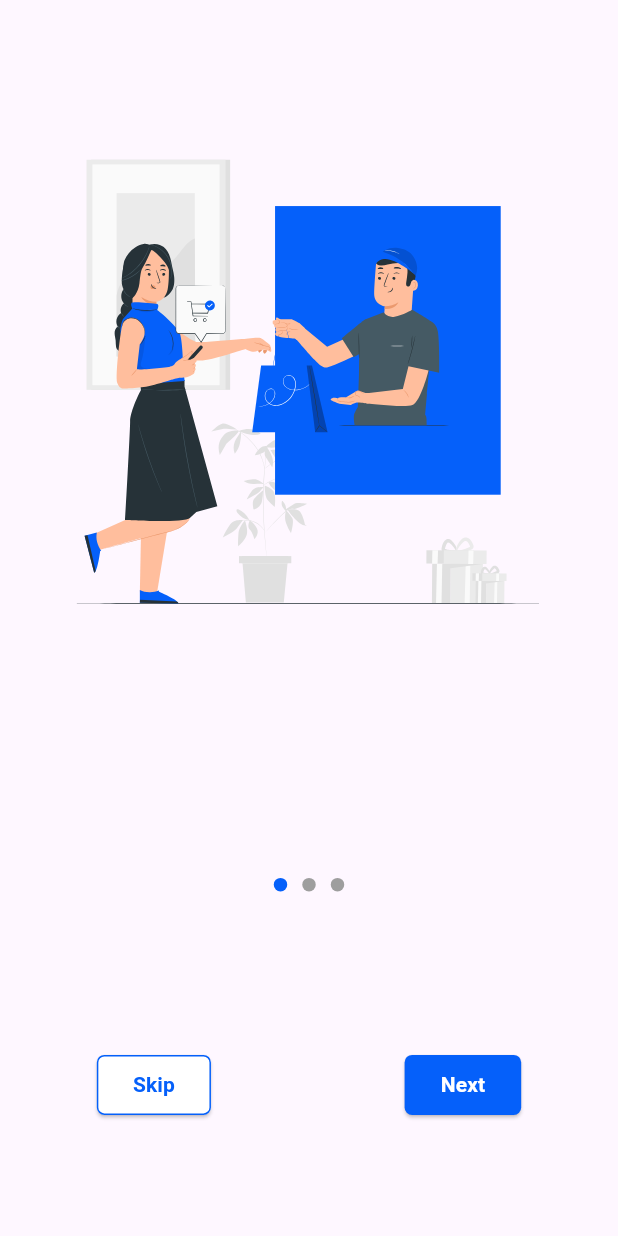
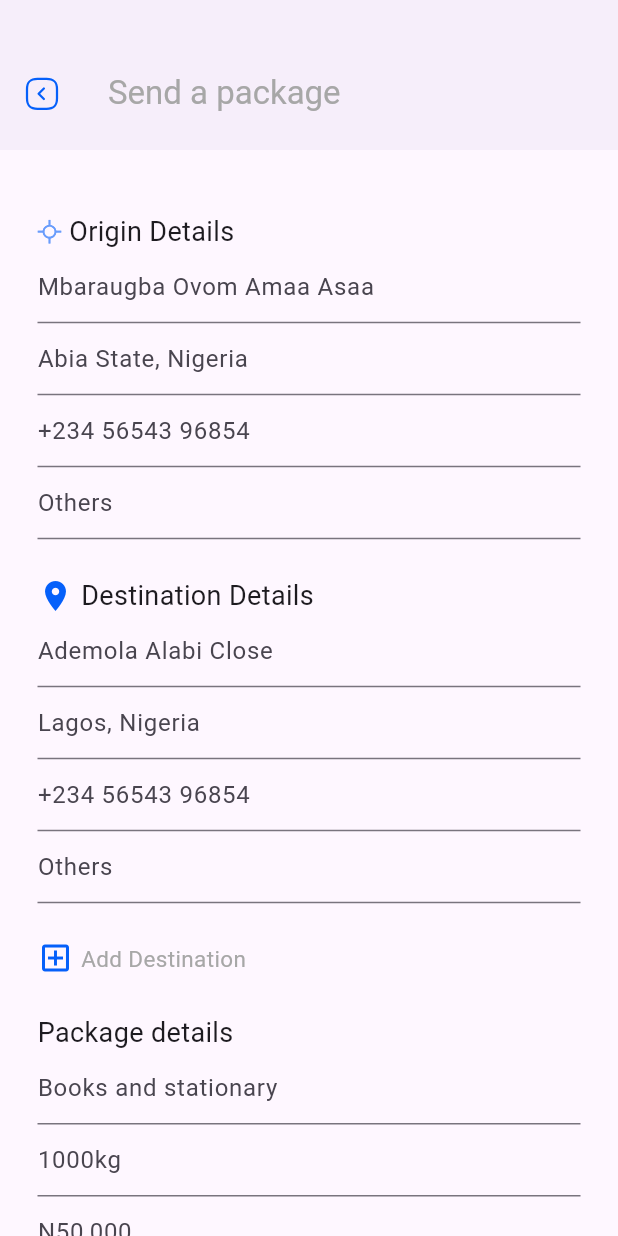
Before and after one commit to NurikD/redi_express, a Flutter app: the screen it shows after launch, on a phone screen of 412 x 824 dp. Run offline on Flutter 3.47's test engine with Material 3 defaults, Android fonts, the phone set to English and light mode, and no system bars; drawn by our look-alikes of dots_indicator; our stand-ins replace carousel_slider, flutter_svg, google_fonts, pinput.

Commit message:
version 01.03.201

```diff
--- a/lib/main.dart
+++ b/lib/main.dart
@@ -1,6 +1,7 @@
 import 'package:flutter/material.dart';
 import 'package:redi_express/auth/otp_verification.dart';
 import 'package:redi_express/auth/sign_up.dart';
+import 'package:redi_express/track_section/send-package-1.dart';
 import 'package:redi_express/welcome/first_screen.dart';
 import 'package:redi_express/welcome/second_screen.dart';
 import 'package:redi_express/welcome/splash.dart';
@@ -9,7 +10,7 @@ import 'package:redi_express/auth/log_in.dart';
 import 'package:redi_express/auth/forgot_password.dart';
 import 'package:redi_express/auth/new_password.dart';
 import 'package:redi_express/main_app/home.dart';
-
+import 'package:redi_express/main_app/notification.dart';
 
 void main() {
   runApp(const MyApp());
@@ -22,7 +23,7 @@ class MyApp extends StatelessWidget {
   Widget build(BuildContext context) {
     return MaterialApp(
       debugShowCheckedModeBanner: false,
-      home: const SplashScreen(),
+      home: const packageForm(),
       routes: {
         '/splash': (context) => const SplashScreen(),
         '/firstScreen': (context) => const FirstScreen(),
@@ -34,6 +35,8 @@ class MyApp extends StatelessWidget {
         '/emailVerification': (context) => const EmailVerification(),
         '/newPass': (context) => const NewPass(),
         '/home': (context) => const mainHome(),
+        '/notification': (context) => const notificationPage(),
+        '/packageForm': (context) => const packageForm()
       },
     );
   }
--- a/lib/main_app/home.dart
+++ b/lib/main_app/home.dart
@@ -185,7 +185,9 @@ class _mainHomeState extends State<mainHome> {
                     right: 10.0,
                     top: 20,
                     child: IconButton(
-                      onPressed: () {},
+                      onPressed: () {
+                        Navigator.pushNamed(context, '/notification');
+                      },
                       icon: const Icon(
                         Icons.notifications_none,
                         color: Colors.white,
@@ -247,7 +249,7 @@ class _mainHomeState extends State<mainHome> {
             Text(
               'What would you like to do',
               style: GoogleFonts.roboto(
-                  color: Color(0xff0560FA),
+                  color: const Color(0xff0560FA),
                   fontWeight: FontWeight.bold,
                   fontSize: 15),
             ),
@@ -272,7 +274,7 @@ class _mainHomeState extends State<mainHome> {
                           width: MediaQuery.of(context).size.width / 2 - 16,
                           margin: const EdgeInsets.symmetric(
                               horizontal: 5.0, vertical: 5.0),
-                          padding: EdgeInsets.all(15.0),
+                          padding: const EdgeInsets.all(15.0),
                           height: MediaQuery.of(context).size.height,
                           decoration: BoxDecoration(
                             boxShadow: [
@@ -280,7 +282,7 @@ class _mainHomeState extends State<mainHome> {
                                 color: Colors.grey.withOpacity(0.5),
                                 spreadRadius: 1,
                                 blurRadius: 3,
-                                offset: Offset(0, 3),
+                                offset: const Offset(0, 3),
                               ),
                             ],
                             borderRadius: BorderRadius.circular(10.0),
@@ -293,7 +295,6 @@ class _mainHomeState extends State<mainHome> {
                               Padding(
                                 padding: const EdgeInsets.fromLTRB(
                                     8.0, 12.0, 0.0, 5.0),
-                                // Добавление отступа слева
                                 child: SvgPicture.asset(
                                   currentItem1.imagePath_1,
                                   width: 40.0,
@@ -330,7 +331,7 @@ class _mainHomeState extends State<mainHome> {
                           width: MediaQuery.of(context).size.width / 2 - 16,
                           margin: const EdgeInsets.symmetric(
                               horizontal: 5.0, vertical: 5.0),
-                          padding: EdgeInsets.all(15.0),
+                          padding: const EdgeInsets.all(15.0),
                           height: MediaQuery.of(context).size.height,
                           decoration: BoxDecoration(
                             boxShadow: [
@@ -338,7 +339,7 @@ class _mainHomeState extends State<mainHome> {
                                 color: Colors.grey.withOpacity(0.5),
                                 spreadRadius: 1,
                                 blurRadius: 3,
-                                offset: Offset(0, 3),
+                                offset: const Offset(0, 3),
                               ),
                             ],
                             borderRadius: BorderRadius.circular(10.0),
--- /dev/null
+++ b/lib/main_app/notification.dart
@@ -0,0 +1,63 @@
+import 'package:flutter/material.dart';
+import 'package:flutter_svg/flutter_svg.dart';
+
+class notificationPage extends StatefulWidget {
+  const notificationPage({super.key});
+
+  @override
+  State<notificationPage> createState() => _notificationPageState();
+}
+
+class _notificationPageState extends State<notificationPage> {
+  @override
+  Widget build(BuildContext context) {
+    return Scaffold(
+      body: Column(
+        children: [
+          Container(
+            decoration: BoxDecoration(
+              boxShadow: [
+                BoxShadow(
+                  color: Colors.grey.withOpacity(0.2),
+                  spreadRadius: 5,
+                  blurRadius: 7,
+                  offset: const Offset(0, 3),
+                ),
+              ],
+            ),
+            child: AppBar(
+                toolbarHeight: 100,
+                leading: Padding(
+                  padding: const EdgeInsets.only(top: 25.0),
+                  child: IconButton(
+                    icon:
+                        SvgPicture.asset('assets/icons/arrow-square-left.svg'),
+                    onPressed: () {
+                      Navigator.pushNamed(context, '/home');
+                    },
+                  ),
+                ),
+                title: const Padding(
+                  padding: EdgeInsets.only(top: 25.0),
+                  child: Text(
+                    'Notification',
+                    style: TextStyle(
+                      color: Color(0xffA7A7A7),
+                    ),
+                  ),
+                )),
+          ),
+          SizedBox(
+            height: MediaQuery.of(context).size.height * 0.1,
+          ),
+          const Icon(Icons.notifications_none, color: Color(0xffA7A7A7),size: 100.0 ,),
+          const Text('You have no notification', style: TextStyle(
+            color: Color(0xff3A3A3A),
+            fontSize: 16,
+            fontWeight: FontWeight.w600
+          ),)
+        ],
+      ),
+    );
+  }
+}
--- /dev/null
+++ b/lib/track_section/send-package-1.dart
@@ -0,0 +1,260 @@
+import 'package:flutter/material.dart';
+import 'package:flutter_svg/flutter_svg.dart';
+import 'package:google_fonts/google_fonts.dart';
+
+class packageForm extends StatefulWidget {
+  const packageForm({Key? key}) : super(key: key);
+
+  @override
+  State<packageForm> createState() => _packageFormState();
+}
+
+class _packageFormState extends State<packageForm> {
+  @override
+  Widget build(BuildContext context) {
+    return Scaffold(
+      appBar: AppBar(
+        toolbarHeight: 100,
+        leading: Padding(
+          padding: const EdgeInsets.only(top: 25.0),
+          child: IconButton(
+            icon: SvgPicture.asset('assets/icons/arrow-square-left.svg'),
+            onPressed: () {
+              Navigator.pushNamed(context, '/home');
+            },
+          ),
+        ),
+        title: const Padding(
+          padding: EdgeInsets.only(top: 25.0),
+          child: Text(
+            'Send a package',
+            style: TextStyle(
+              color: Color(0xffA7A7A7),
+            ),
+          ),
+        ),
+        elevation: 1,
+      ),
+      body: ListView(
+        children: [
+          Form(
+            child: Padding(
+              padding: EdgeInsets.all(25.0),
+              child: Column(
+                children: [
+                  SizedBox(
+                    height: MediaQuery.of(context).size.height * 0.02,
+                  ),
+                  Row(
+                    children: [
+                      SvgPicture.asset('assets/icons/origin.svg'),
+                      Padding(padding: EdgeInsets.only(right: 5.0)),
+                      Text(
+                        'Origin Details',
+                        style: GoogleFonts.roboto(
+                          fontSize: 18,
+                        ),
+                      ),
+                    ],
+                  ),
+                  TextFormField(
+                    decoration: const InputDecoration(
+                      hintText: 'Mbaraugba Ovom Amaa Asaa',
+                    ),
+                  ),
+                  TextFormField(
+                    decoration: const InputDecoration(
+                      hintText: 'Abia State, Nigeria',
+                    ),
+                  ),
+                  TextFormField(
+                    decoration: const InputDecoration(
+                      hintText: '+234 56543 96854',
+                    ),
+                    keyboardType: TextInputType.number,
+                  ),
+                  TextFormField(
+                    decoration: const InputDecoration(
+                      hintText: 'Others',
+                    ),
+                  ),
+                  SizedBox(
+                    height: MediaQuery.of(context).size.height * 0.03,
+                  ),
+                  Row(
+                    children: [
+                      Icon(
+                        Icons.location_on,
+                        color: Color(0xff0560FA),
+                      ),
+                      Padding(padding: EdgeInsets.only(right: 5.0)),
+                      Text(
+                        'Destination Details',
+                        style: GoogleFonts.roboto(
+                          fontSize: 18,
+                        ),
+                      ),
+                    ],
+                  ),
+                  TextFormField(
+                    decoration: const InputDecoration(
+                      hintText: 'Ademola Alabi Close',
+                    ),
+                  ),
+                  TextFormField(
+                    decoration: const InputDecoration(
+                      hintText: 'Lagos, Nigeria',
+                    ),
+                  ),
+                  TextFormField(
+                    decoration: const InputDecoration(
+                      hintText: '+234 56543 96854',
+                    ),
+                    keyboardType: TextInputType.number,
+                  ),
+                  TextFormField(
+                    decoration: const InputDecoration(
+                      hintText: 'Others',
+                    ),
+                  ),
+                  SizedBox(
+                    height: MediaQuery.of(context).size.height * 0.03,
+                  ),
+                  Row(
+                    children: [
+                      Icon(
+                        Icons.add_box_outlined,
+                        color: Color(0xff0560FA),
+                      ),
+                      Padding(padding: EdgeInsets.only(right: 5.0)),
+                      Text(
+                        'Add Destination',
+                        style: GoogleFonts.roboto(
+                          color: Color(0xffA7A7A7),
+                          fontSize: 15,
+                        ),
+                      ),
+                    ],
+                  ),
+                  SizedBox(
+                    height: MediaQuery.of(context).size.height * 0.03,
+                  ),
+                  Row(
+                    children: [
+                      Text(
+                        'Package details',
+                        style: GoogleFonts.roboto(
+                          fontSize: 18,
+                        ),
+                      ),
+                    ],
+                  ),
+                  TextFormField(
+                    decoration: const InputDecoration(
+                      hintText: 'Books and stationary',
+                    ),
+                  ),
+                  TextFormField(
+                    decoration: const InputDecoration(
+                      hintText: '1000kg',
+                    ),
+                  ),
+                  TextFormField(
+                    decoration: const InputDecoration(
+                      hintText: 'N50,000',
+                    ),
+                  ),
+                  SizedBox(
+                    height: MediaQuery.of(context).size.height * 0.03,
+                  ),
+                  Row(
+                    children: [
+                      Text(
+                        'Select delivery type',
+                        style: GoogleFonts.roboto(
+                          fontSize: 18,
+                        ),
+                      ),
+                    ],
+                  ),
+                  Row(
+                    children: [
+                      Expanded(
+                        child: Container(
+                          width: MediaQuery.of(context).size.width / 2 - 16,
+                          margin: const EdgeInsets.symmetric(
+                              horizontal: 5.0, vertical: 5.0),
+                          padding: const EdgeInsets.all(15.0),
+                          height: 125.0,
+                          decoration: BoxDecoration(
+                            color: Color(0xff0560FA),
+                            borderRadius: BorderRadius.circular(10.0),
+                          ),
+                          child: Column(
+                            mainAxisAlignment: MainAxisAlignment.center,
+                            crossAxisAlignment: CrossAxisAlignment.center,
+                            children: [
+                              Icon(
+                                Icons.access_time_outlined,
+                                color: Colors.white,
+                                size: 44,
+                              ),
+                              Padding(padding: EdgeInsets.only(top: 8.0)),
+                              Text(
+                                'Instant delivery',
+                                style: GoogleFonts.roboto(
+                                    color: Colors.white, fontSize: 18),
+                              )
+                            ],
+                          ),
+                        ),
+                      ),
+                      Expanded(
+                        child: Container(
+                          width: MediaQuery.of(context).size.width / 2 - 16,
+                          margin: const EdgeInsets.symmetric(
+                              horizontal: 5.0, vertical: 5.0),
+                          padding: const EdgeInsets.all(15.0),
+                          height: 125.0,
+                          decoration: BoxDecoration(
+                            boxShadow: [
+                              BoxShadow(
+                                color: Colors.grey.withOpacity(0.0),
+                                spreadRadius: -5,
+                                blurRadius: 5,
+                                offset: const Offset(0, 3),
+                              ),
+                            ],
+                            color: Color(0xffF2F2F2),
+                            borderRadius: BorderRadius.circular(10.0),
+                          ),
+                          child: Column(
+                            mainAxisAlignment: MainAxisAlignment.center,
+                            crossAxisAlignment: CrossAxisAlignment.center,
+                            children: [
+                              Icon(
+                                Icons.calendar_month_outlined,
+                                color: Color(0xffA7A7A7),
+                                size: 44,
+                              ),
+                              Padding(padding: EdgeInsets.only(top: 8.0)),
+                              Text(
+                                'Instant delivery',
+                                style: GoogleFonts.roboto(
+                                    color: Color(0xffA7A7A7), fontSize: 18),
+                              )
+                            ],
+                          ),
+                        ),
+                      ),
+                    ],
+                  )
+                ],
+              ),
+            ),
+          ),
+        ],
+      ),
+    );
+  }
+}
--- a/pubspec.yaml
+++ b/pubspec.yaml
@@ -56,3 +56,5 @@ flutter:
     - assets/icons/smart-car.svg
     - assets/icons/wallet-icon.svg
     - assets/icons/profile-circle.svg
+    - assets/icons/arrow-square-left.svg
+    - assets/icons/origin.svg
```
Also changed, not shown: assets/icons/arrow-square-left.svg (added), assets/icons/origin.svg (added).
